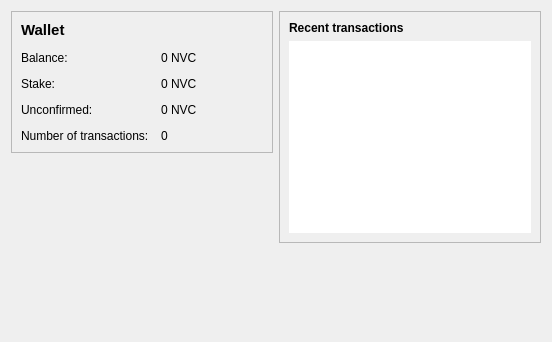
Above: src/qt/forms/overviewpage.ui from mcastillo0724/novacoin before the change. Below: the same form after it.
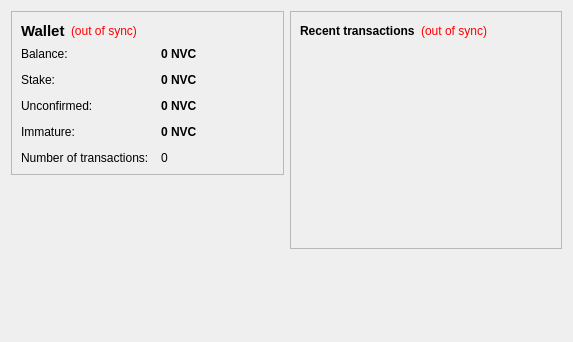
That is the form after the change.

```diff
--- a/src/qt/forms/overviewpage.ui
+++ b/src/qt/forms/overviewpage.ui
@@ -6,7 +6,7 @@
    <rect>
     <x>0</x>
     <y>0</y>
-    <width>552</width>
+    <width>573</width>
     <height>342</height>
    </rect>
   </property>
@@ -24,6 +24,55 @@
        <property name="frameShadow">
         <enum>QFrame::Raised</enum>
        </property>
+       <layout class="QVBoxLayout" name="verticalLayout_4">
+        <item>
+         <layout class="QHBoxLayout" name="horizontalLayout_4">
+          <item>
+           <widget class="QLabel" name="label_5">
+            <property name="font">
+             <font>
+              <pointsize>11</pointsize>
+              <weight>75</weight>
+              <bold>true</bold>
+             </font>
+            </property>
+            <property name="text">
+             <string>Wallet</string>
+            </property>
+           </widget>
+          </item>
+          <item>
+           <widget class="QLabel" name="labelWalletStatus">
+            <property name="toolTip">
+             <string>The displayed information may be out of date. Your wallet automatically synchronizes with the NovaCoin network after a connection is established, but this process has not completed yet.</string>
+            </property>
+            <property name="styleSheet">
+             <string notr="true">QLabel { color: red; }</string>
+            </property>
+            <property name="text">
+             <string notr="true">(out of sync)</string>
+            </property>
+            <property name="alignment">
+             <set>Qt::AlignLeading|Qt::AlignLeft|Qt::AlignVCenter</set>
+            </property>
+           </widget>
+          </item>
+          <item>
+           <spacer name="horizontalSpacer_2">
+            <property name="orientation">
+             <enum>Qt::Horizontal</enum>
+            </property>
+            <property name="sizeHint" stdset="0">
+             <size>
+              <width>40</width>
+              <height>20</height>
+             </size>
+            </property>
+           </spacer>
+          </item>
+         </layout>
+        </item>
+        <item>
        <layout class="QFormLayout" name="formLayout_2">
         <property name="fieldGrowthPolicy">
          <enum>QFormLayout::AllNonFixedFieldsGrow</enum>
@@ -34,75 +83,131 @@
         <property name="verticalSpacing">
          <number>12</number>
         </property>
-        <item row="2" column="0">
+          <item row="0" column="0">
          <widget class="QLabel" name="label">
           <property name="text">
            <string>Balance:</string>
           </property>
          </widget>
         </item>
-        <item row="2" column="1">
+          <item row="0" column="1">
          <widget class="QLabel" name="labelBalance">
+            <property name="font">
+             <font>
+              <weight>75</weight>
+              <bold>true</bold>
+             </font>
+            </property>
+            <property name="cursor">
+             <cursorShape>IBeamCursor</cursorShape>
+            </property>
+            <property name="toolTip">
+             <string>Your current balance</string>
+            </property>
           <property name="text">
            <string notr="true">0 NVC</string>
           </property>
-         </widget>
-        </item>
-        <item row="5" column="0">
-         <widget class="QLabel" name="label_2">
+            <property name="textInteractionFlags">
+             <set>Qt::LinksAccessibleByMouse|Qt::TextSelectableByKeyboard|Qt::TextSelectableByMouse</set>
+            </property>
+           </widget>
+          </item>
+          <item row="1" column="0">
+           <widget class="QLabel" name="label_6">
           <property name="text">
-           <string>Number of transactions:</string>
+             <string>Stake:</string>
           </property>
          </widget>
         </item>
-        <item row="5" column="1">
-         <widget class="QLabel" name="labelNumTransactions">
+          <item row="1" column="1">
+           <widget class="QLabel" name="labelStake">
+            <property name="font">
+             <font>
+              <weight>75</weight>
+              <bold>true</bold>
+             </font>
+            </property>
+            <property name="cursor">
+             <cursorShape>IBeamCursor</cursorShape>
+            </property>
+            <property name="toolTip">
+             <string>Total of coins that was staked, and do not yet count toward the current balance</string>
+            </property>
           <property name="text">
-           <string>0</string>
-          </property>
-         </widget>
-        </item>
-        <item row="4" column="0">
+             <string notr="true">0 NVC</string>
+            </property>
+            <property name="textInteractionFlags">
+             <set>Qt::LinksAccessibleByMouse|Qt::TextSelectableByKeyboard|Qt::TextSelectableByMouse</set>
+            </property>
+           </widget>
+          </item>
+          <item row="2" column="0">
          <widget class="QLabel" name="label_3">
           <property name="text">
            <string>Unconfirmed:</string>
           </property>
          </widget>
         </item>
-        <item row="4" column="1">
+          <item row="2" column="1">
          <widget class="QLabel" name="labelUnconfirmed">
+            <property name="font">
+             <font>
+              <weight>75</weight>
+              <bold>true</bold>
+             </font>
+            </property>
+            <property name="cursor">
+             <cursorShape>IBeamCursor</cursorShape>
+            </property>
+            <property name="toolTip">
+             <string>Total of transactions that have yet to be confirmed, and do not yet count toward the current balance</string>
+            </property>
           <property name="text">
            <string notr="true">0 NVC</string>
           </property>
          </widget>
         </item>
         <item row="3" column="0">
-         <widget class="QLabel" name="label_6">
+           <widget class="QLabel" name="labelImmatureText">
           <property name="text">
-           <string>Stake:</string>
+             <string>Immature:</string>
           </property>
          </widget>
         </item>
         <item row="3" column="1">
-         <widget class="QLabel" name="labelStake">
-          <property name="text">
-           <string notr="true">0 NVC</string>
-          </property>
-         </widget>
-        </item>
-        <item row="1" column="0">
-         <widget class="QLabel" name="label_5">
+           <widget class="QLabel" name="labelImmature">
           <property name="font">
            <font>
-            <pointsize>11</pointsize>
             <weight>75</weight>
             <bold>true</bold>
            </font>
           </property>
           <property name="text">
-           <string>Wallet</string>
-          </property>
-         </widget>
+             <string notr="true">0 NVC</string>
+            </property>
+            <property name="textInteractionFlags">
+             <set>Qt::LinksAccessibleByMouse|Qt::TextSelectableByKeyboard|Qt::TextSelectableByMouse</set>
+            </property>
+           </widget>
+          </item>
+          <item row="4" column="0">
+           <widget class="QLabel" name="label_2">
+            <property name="text">
+             <string>Number of transactions:</string>
+            </property>
+           </widget>
+          </item>
+          <item row="4" column="1">
+           <widget class="QLabel" name="labelNumTransactions">
+            <property name="toolTip">
+             <string>Total number of transactions in wallet</string>
+            </property>
+            <property name="text">
+             <string notr="true">0</string>
+            </property>
+           </widget>
+          </item>
+         </layout>
         </item>
        </layout>
       </widget>
@@ -134,6 +239,8 @@
        </property>
        <layout class="QVBoxLayout" name="verticalLayout">
         <item>
+         <layout class="QHBoxLayout" name="horizontalLayout_2">
+          <item>
          <widget class="QLabel" name="label_4">
           <property name="text">
            <string>&lt;b&gt;Recent transactions&lt;/b&gt;</string>
@@ -141,7 +248,41 @@
          </widget>
         </item>
         <item>
+           <widget class="QLabel" name="labelTransactionsStatus">
+            <property name="toolTip">
+             <string>The displayed information may be out of date. Your wallet automatically synchronizes with the NovaCoin network after a connection is established, but this process has not completed yet.</string>
+            </property>
+            <property name="styleSheet">
+             <string notr="true">QLabel { color: red; }</string>
+            </property>
+            <property name="text">
+             <string notr="true">(out of sync)</string>
+            </property>
+            <property name="alignment">
+             <set>Qt::AlignRight|Qt::AlignTrailing|Qt::AlignVCenter</set>
+            </property>
+           </widget>
+          </item>
+          <item>
+           <spacer name="horizontalSpacer">
+            <property name="orientation">
+             <enum>Qt::Horizontal</enum>
+            </property>
+            <property name="sizeHint" stdset="0">
+             <size>
+              <width>40</width>
+              <height>20</height>
+             </size>
+            </property>
+           </spacer>
+          </item>
+         </layout>
+        </item>
+        <item>
          <widget class="QListView" name="listTransactions">
+          <property name="styleSheet">
+           <string notr="true">QListView { background: transparent; }</string>
+          </property>
           <property name="frameShape">
            <enum>QFrame::NoFrame</enum>
           </property>
```
Left out of the diff: 9 changed lines with no effect on the pictures. Lines whose indentation alone changed are shown as unchanged.
